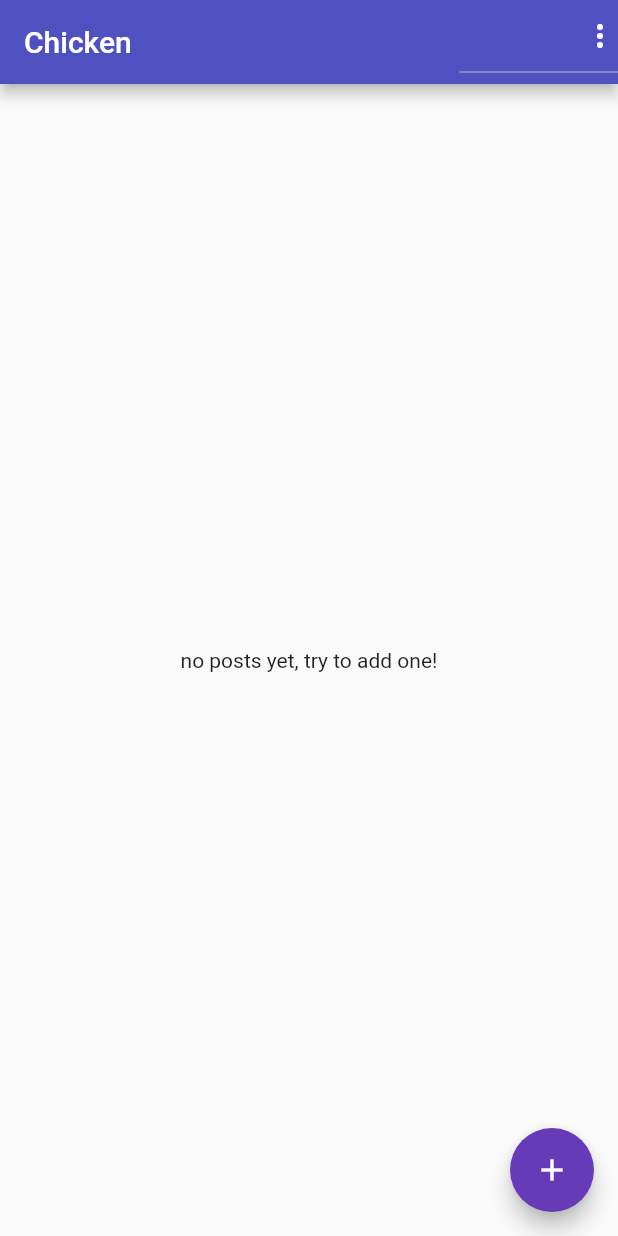
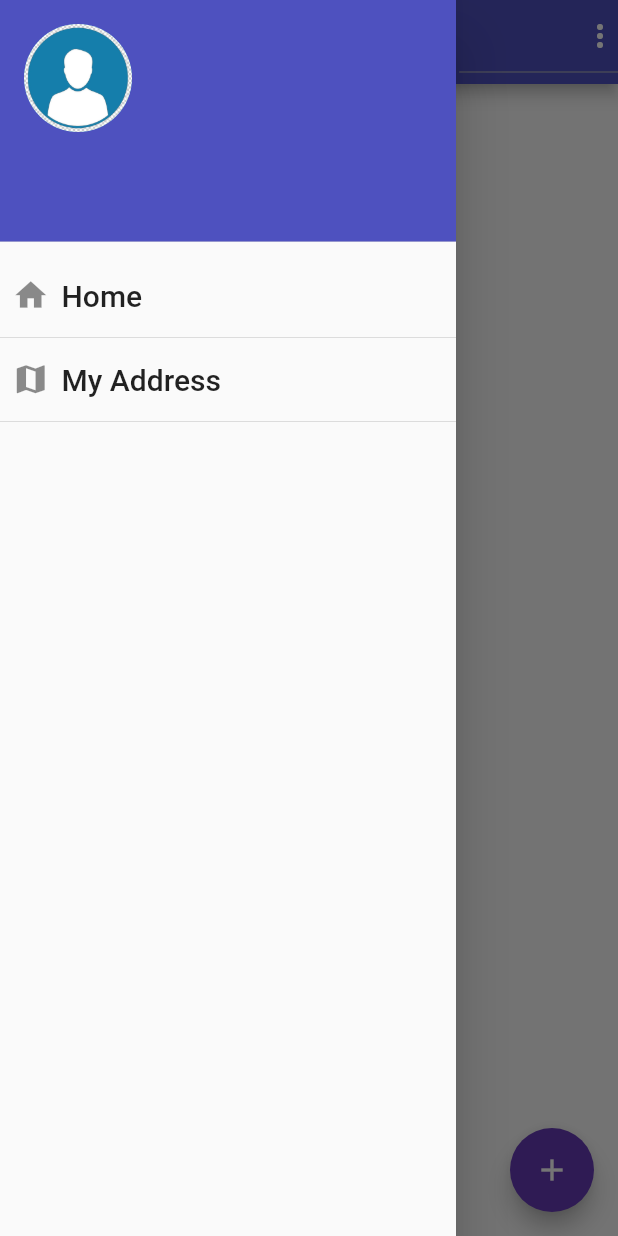
Before and after one commit to yassine-bennkhay/flutter_firebase, a Flutter app: the screen it shows once a user with an empty profile is signed in, with the side drawer open (before the commit the screen has no drawer), on a phone screen of 412 x 824 dp. Run offline on Flutter 3.47's test engine with Material 2 defaults, Android fonts, the phone set to English and light mode, and no system bars; our stand-ins replace cloud_firestore, firebase_auth, firebase_core, firebase_storage, flutter_neumorphic, image_picker; accounts and stored records are empty.

```diff
--- a/lib/screens/guest_home_screen.dart
+++ b/lib/screens/guest_home_screen.dart
@@ -1,23 +1,35 @@
 import 'package:cloud_firestore/cloud_firestore.dart';
 import 'package:flutter/material.dart';
+import 'package:url_launcher/url_launcher.dart';
 
-class guestHomeScreen extends StatelessWidget {
+class guestHomeScreen extends StatefulWidget {
   guestHomeScreen(this.userImage);
   final String userImage;
+
+  @override
+  _guestHomeScreenState createState() => _guestHomeScreenState();
+}
+
+class _guestHomeScreenState extends State<guestHomeScreen> {
+  Future<void> _callUser(String url) async {
+    if (await canLaunch(url)) {
+      await launch(url);
+    } else {
+      throw 'could not launch $url';
+    }
+  }
+
   @override
   Widget build(BuildContext context) {
-    final docsData =FirebaseFirestore.instance
+    final docsData = FirebaseFirestore.instance
         .collection('usersData')
         .orderBy('createdAt', descending: true)
         .snapshots();
 
-
-
-    final userDataId=FirebaseFirestore.instance.collection('usersData').doc('userId').get();
-    final specificUserId= FirebaseFirestore.instance.collection('users').doc('userId').get();
-
-
-
+    final userDataId =
+        FirebaseFirestore.instance.collection('usersData').doc('userId').get();
+    final specificUserId =
+        FirebaseFirestore.instance.collection('users').doc('userId').get();
 
     return Scaffold(
       appBar: AppBar(
@@ -131,7 +143,10 @@ class guestHomeScreen extends StatelessWidget {
                                       onPressed: () {}, child: Icon(Icons.map)),
                                   ElevatedButton(
                                     child: Icon(Icons.phone),
-                                    onPressed: () {},
+                                    onPressed: ()=>setState((){
+                                      _callUser('tel:${usersData['userNumber']}');
+                                      print(usersData['userNumber']);
+                                    })
                                   ),
                                 ],
                               ),
--- a/lib/screens/new_post.dart
+++ b/lib/screens/new_post.dart
@@ -67,9 +67,9 @@ class _NewPostState extends State<NewPost> {
       'address': _enteredAddress,
       'createdAt': Timestamp.now(),
       'userId': user.uid,
+      'userNumber':userData['number'],
       'username': userData['username'],
       'imageLink': url,
-      'userImage': userData['image_url'],
     });
     setState(() {
       _isLoading = false;
--- a/lib/screens/seller_home_screen.dart
+++ b/lib/screens/seller_home_screen.dart
@@ -19,9 +19,96 @@ class _sellerScreenState extends State<sellerScreen> {
   Function imagePick;
   CollectionReference users =
       FirebaseFirestore.instance.collection('usersData');
+  final Stream<QuerySnapshot> _usersStream = FirebaseFirestore.instance
+      .collection('users')
+      .where('userId', isEqualTo: FirebaseAuth.instance.currentUser.uid)
+      .snapshots();
+//
   @override
   Widget build(BuildContext context) {
     return Scaffold(
+        drawer: Drawer(
+          child: StreamBuilder<QuerySnapshot>(
+            stream: _usersStream,
+            builder:
+                (BuildContext context, AsyncSnapshot<QuerySnapshot> snapshot) {
+              if (snapshot.hasError) {
+                return Center(child: Text('Something went wrong!'));
+              }
+
+              if (snapshot.connectionState == ConnectionState.waiting) {
+                return Center(child: CircularProgressIndicator());
+              }
+
+              return ListView(
+                children: snapshot.data.docs.map((DocumentSnapshot document) {
+                  Map<String, dynamic> data =
+                      document.data() as Map<String, dynamic>;
+                  return Column(
+                    children: [
+                      UserAccountsDrawerHeader(
+                        accountName: Text(data['username']),
+                        accountEmail: Text(data['email']),
+                        currentAccountPicture: CircleAvatar(
+                          backgroundImage:
+                              AssetImage('images/default_user_img.jpg'),
+                        ),
+                      ),
+                      InkWell(
+                        onTap: () {},
+                        child: ListTile(
+                          contentPadding: EdgeInsets.only(
+                              left: 8, right: 0.0, bottom: 0, top: 0),
+                          minLeadingWidth: 0.5,
+                          visualDensity: VisualDensity(
+                            horizontal: -4,
+                          ),
+                          title: new Text(
+                            "Home",
+                            style: TextStyle(
+                              fontSize: 20,
+                            ),
+                          ),
+                          leading: Icon(
+                            Icons.home,
+                            size: 25,
+                          ),
+                        ),
+                      ),
+                      Divider(
+                        height: 0,
+                      ),
+                      InkWell(
+                        onTap: () {},
+                        child: ListTile(
+                          contentPadding: EdgeInsets.only(
+                              left: 8, right: 0.0, bottom: 0, top: 0),
+                          minLeadingWidth: 0.5,
+                          visualDensity: VisualDensity(
+                            horizontal: -4,
+                          ),
+                          title: new Text(
+                            "My Address",
+                            style: TextStyle(
+                              fontSize: 20,
+                            ),
+                          ),
+                          leading: Icon(
+                            Icons.map,
+                            size: 25,
+                          ),
+                        ),
+                      ),
+                      Divider(
+                        height: 0,
+                      ),
+                    ],
+                  );
+                }).toList(),
+              );
+            },
+          ),
+        ),
         appBar: AppBar(
           title: Text(
             'Chicken',
@@ -65,7 +152,7 @@ class _sellerScreenState extends State<sellerScreen> {
             if (snapShot.connectionState == ConnectionState.waiting) {
               return Center(
                 child: CircularProgressIndicator(
-                  color: Colors.red,
+                  color: Theme.of(context).primaryColor,
                 ),
               );
             }
@@ -74,7 +161,7 @@ class _sellerScreenState extends State<sellerScreen> {
                 child: Text('no posts yet, try to add one!'),
               );
             }
-            var items = snapShot.data.docs;
+
             return ListView.builder(
                 itemCount: snapShot.data.docs.length,
                 itemBuilder: (context, index) {
@@ -85,14 +172,16 @@ class _sellerScreenState extends State<sellerScreen> {
                         builder: (BuildContext context) {
                           return AlertDialog(
                             title: const Text("Confirm"),
-                            content: const Text("Are you sure you wish to delete this item?"),
+                            content: const Text(
+                                "Are you sure you wish to delete this item?"),
                             actions: <Widget>[
                               FlatButton(
-                                  onPressed: () => Navigator.of(context).pop(true),
-                                  child: const Text("DELETE")
-                              ),
+                                  onPressed: () =>
+                                      Navigator.of(context).pop(true),
+                                  child: const Text("DELETE")),
                               FlatButton(
-                                onPressed: () => Navigator.of(context).pop(false),
+                                onPressed: () =>
+                                    Navigator.of(context).pop(false),
                                 child: const Text("CANCEL"),
                               ),
                             ],
@@ -100,9 +189,10 @@ class _sellerScreenState extends State<sellerScreen> {
                         },
                       );
                     },
-                    background: Card(child: Container(color: Colors.red,
-
-                    height: 200,
+                    background: Card(
+                        child: Container(
+                      color: Colors.red,
+                      height: 200,
                     )),
                     direction: DismissDirection.endToStart,
                     key: UniqueKey(),
--- a/pubspec.yaml
+++ b/pubspec.yaml
@@ -35,6 +35,8 @@ dependencies:
   cached_network_image: ^3.1.0
   firebase_storage: ^10.0.1
   flutter_neumorphic: ^3.1.0
+  url_launcher: ^6.0.9
+
 
 dev_dependencies:
   flutter_test:
@@ -52,8 +54,8 @@ flutter:
   uses-material-design: true
 
   # To add assets to your application, add an assets section, like this:
-  # assets:
-  #   - images/a_dot_burr.jpeg
+  assets:
+     - images/default_user_img.jpg
   #   - images/a_dot_ham.jpeg
 
   # An image asset can refer to one or more resolution-specific "variants", see
```
Also changed, not shown: images/default_user_img.jpg (added), pubspec.lock. Lines whose indentation alone changed are shown as unchanged.
